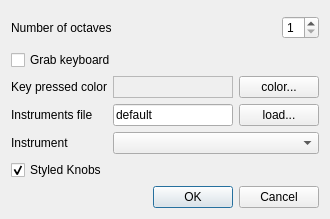
Before: the Qt Designer form trunk/src/preferences.ui in svn2github/vmpk, drawn with Qt 5.
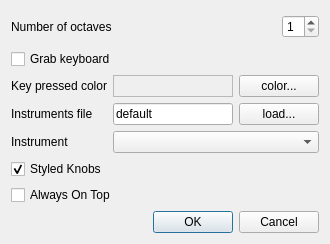
After: the same form once the commit is applied.

Commit message: * RFE# 2779744 - keyboard window: always on top

What changed in the file:
```diff
--- a/trunk/src/preferences.ui
+++ b/trunk/src/preferences.ui
@@ -6,7 +6,7 @@
     <x>0</x>
     <y>0</y>
     <width>329</width>
-    <height>219</height>
+    <height>244</height>
    </rect>
   </property>
   <property name="windowTitle" >
@@ -128,6 +128,13 @@
     </widget>
    </item>
    <item row="6" column="0" colspan="4" >
+    <widget class="QCheckBox" name="chkAlwaysOnTop" >
+     <property name="text" >
+      <string>Always On Top</string>
+     </property>
+    </widget>
+   </item>
+   <item row="7" column="0" colspan="4" >
     <widget class="QDialogButtonBox" name="buttonBox" >
      <property name="standardButtons" >
       <set>QDialogButtonBox::Cancel|QDialogButtonBox::Ok</set>
```
The commit also changes 4 other files.
